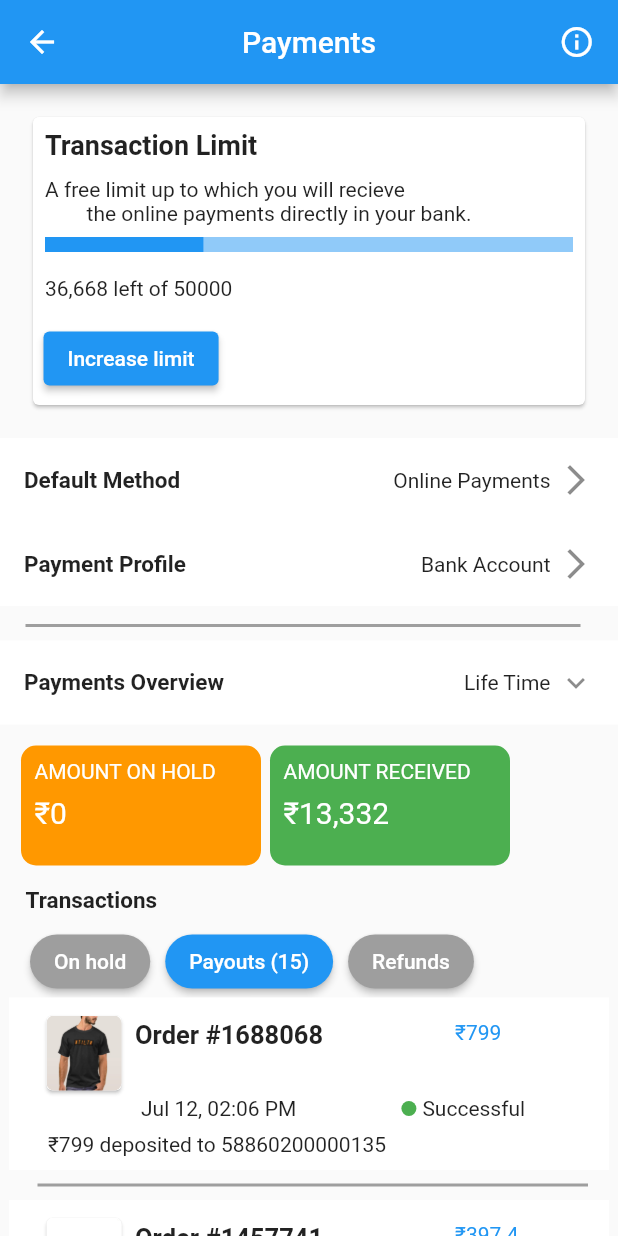
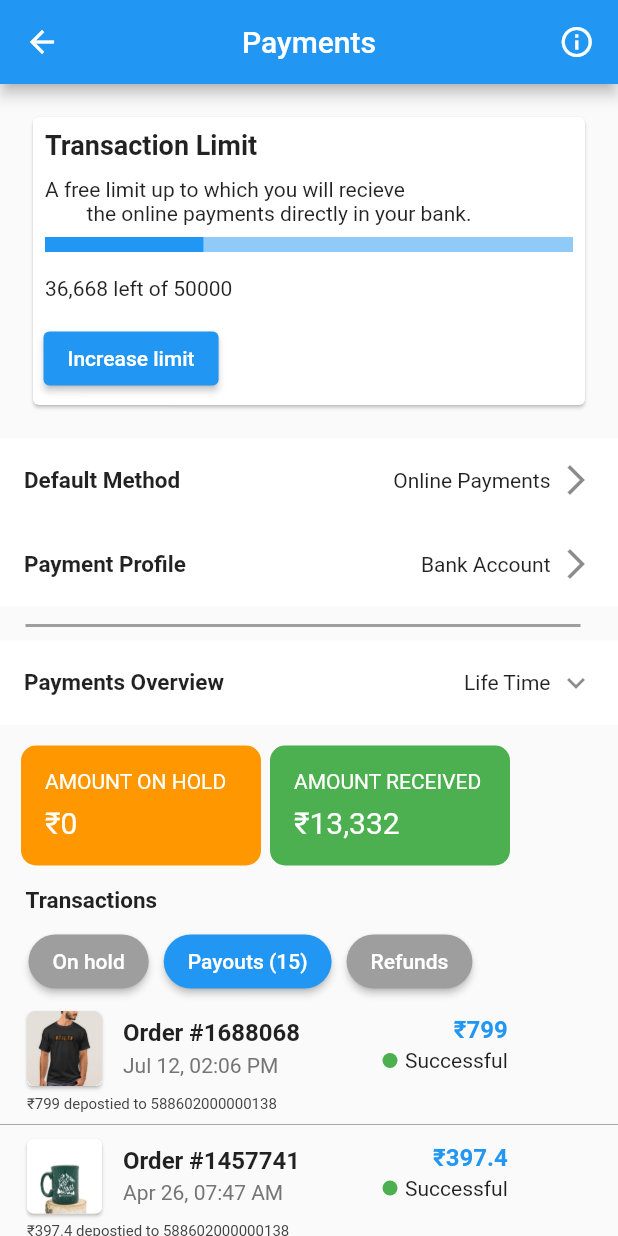
Before and after one commit to karthik324/simple-UI-3, a Flutter app: the screen it shows after launch, on a phone screen of 412 x 824 dp. Run offline on Flutter 3.47's test engine with Material 2 defaults, Android fonts, the phone set to English and light mode, and no system bars.

Commit message:
UI fixed

```diff
--- a/lib/custom_widgets.dart
+++ b/lib/custom_widgets.dart
@@ -39,7 +39,7 @@ class CustomCards extends StatelessWidget {
       height: 80,
       width: 160,
       child: Padding(
-        padding: const EdgeInsets.all(9),
+        padding: const EdgeInsets.all(16),
         child: Column(
           crossAxisAlignment: CrossAxisAlignment.start,
           children: [
@@ -88,90 +88,114 @@ class CustomElevatedButton extends StatelessWidget {
 }
 
 class DisplayTile extends StatelessWidget {
-  String? imageLink;
-  String? orderId;
-  String? amount;
-  String? dateNtime;
+  String orderId;
+  String timeNdate;
+  String amount;
+  String imageLink;
   DisplayTile(
       {Key? key,
       required this.imageLink,
-      this.orderId,
-      this.amount,
-      this.dateNtime})
+      required this.orderId,
+      required this.amount,
+      required this.timeNdate})
       : super(key: key);
 
   @override
   Widget build(BuildContext context) {
-    return Container(
-      width: 400,
-      height: 115,
-      color: Colors.white,
-      child: Padding(
-        padding: const EdgeInsets.only(left: 18),
+    return SizedBox(
+      width: MediaQuery.of(context).size.width,
+      height: 85,
+      child: DecoratedBox(
+        decoration: BoxDecoration(
+            border: Border(bottom: BorderSide(width: .6, color: Colors.grey))),
         child: Column(
+          crossAxisAlignment: CrossAxisAlignment.start,
           children: [
             Row(
-              mainAxisAlignment: MainAxisAlignment.start,
               crossAxisAlignment: CrossAxisAlignment.start,
               children: [
                 Padding(
-                  padding: EdgeInsets.only(top: 8, left: 3),
+                  padding: const EdgeInsets.only(left: 14, top: 5),
                   child: Card(
                     child: ClipRRect(
                       borderRadius: BorderRadius.circular(5),
-                      child: Image.asset('$imageLink',
-                          width: 50, height: 50, fit: BoxFit.fill),
+                      child: Image.asset(
+                        '$imageLink',
+                        width: 50,
+                        height: 50,
+                        fit: BoxFit.fill,
                       ),
                     ),
                   ),
-                Padding(
-                  padding: const EdgeInsets.only(top: 15, left: 5),
-                  child: Text(
-                    orderId!,
-                    style: TextStyle(fontSize: 17, fontWeight: FontWeight.bold),
-                  ),
                 ),
                 SizedBox(
-                  width: 83,
+                  width: 10,
                 ),
-                Padding(
-                  padding: const EdgeInsets.only(top: 15, left: 5),
-                  child: Text(
-                    amount!,
-                    style: TextStyle(color: Colors.blue),
+                Column(
+                  crossAxisAlignment: CrossAxisAlignment.start,
+                  children: [
+                    SizedBox(
+                      height: 14,
                     ),
+                    Text(
+                      "Order #$orderId",
+                      style:
+                          TextStyle(fontSize: 16, fontWeight: FontWeight.bold),
                     ),
+                    SizedBox(
+                      height: 4,
+                    ),
+                    Text(
+                      timeNdate,
+                      style: TextStyle(color: Colors.grey[600]),
+                    )
                   ],
                 ),
-            Row(
-              mainAxisAlignment: MainAxisAlignment.start,
+                SizedBox(
+                  width: 55,
+                ),
+                Column(
+                  crossAxisAlignment: CrossAxisAlignment.end,
                   children: [
-                Padding(
-                  padding: const EdgeInsets.only(left: 70),
-                  child: Text(dateNtime!),
+                    SizedBox(
+                      height: 12,
+                    ),
+                    Text(
+                      "₹$amount",
+                      style: TextStyle(
+                          color: Colors.blue,
+                          fontWeight: FontWeight.w600,
+                          fontSize: 16),
                     ),
                     SizedBox(
-                  width: 70,
+                      height: 3,
                     ),
+                    Row(
+                      children: [
                         CircleAvatar(
                           backgroundColor: Colors.green,
                           radius: 5,
                         ),
                         SizedBox(
-                  width: 4,
+                          width: 5,
                         ),
-                Text('Successful')
+                        Text("Successful")
+                      ],
+                    )
                   ],
                 ),
-            Padding(
-              padding: const EdgeInsets.all(8.0),
-              child: Row(
-                mainAxisAlignment: MainAxisAlignment.start,
-                children: [
-                  Text("$amount deposited to 58860200000135"),
               ],
             ),
+            SizedBox(
+              height: 2,
             ),
+            Padding(
+              padding: const EdgeInsets.only(left: 18),
+              child: Text(
+                "₹$amount depostied to 588602000000138",
+                style: TextStyle(fontSize: 10, color: Colors.grey[800]),
+              ),
+            )
           ],
         ),
       ),
--- a/lib/main.dart
+++ b/lib/main.dart
@@ -143,7 +143,7 @@ class MyApp extends StatelessWidget {
                     ),
                   ),
                   Padding(
-                    padding: const EdgeInsets.only(left: 20, top: 8),
+                    padding: const EdgeInsets.only(left: 19, top: 8),
                     child: Row(
                       children: [
                         CustomElevatedButton(
@@ -162,51 +162,81 @@ class MyApp extends StatelessWidget {
                   ),
                   DisplayTile(
                     imageLink: 'assets/images/image1.jpg',
-                    orderId: 'Order #1688068',
-                    amount: '₹799',
-                    dateNtime: 'Jul 12, 02:06 PM',
-                  ),
-                  const Divider(
-                    thickness: 2,
-                    indent: 25,
-                    endIndent: 20,
-                    color:
-                        Colors.grey, // The color to use when painting the line.
-                    height: 20, // The divider's height extent.
+                    orderId: '1688068',
+                    amount: '799',
+                    timeNdate: 'Jul 12, 02:06 PM',
                   ),
                   DisplayTile(
                     imageLink: 'assets/images/image2.jpg',
-                    orderId: 'Order #1457741',
-                    amount: '₹397.4',
-                    dateNtime: 'Apr 26, 07:47 AM',
-                  ),
-                  const Divider(
-                    thickness: 2,
-                    indent: 25,
-                    endIndent: 20,
-                    color:
-                        Colors.grey, // The color to use when painting the line.
-                    height: 20, // The divider's height extent.
+                    orderId: '1457741',
+                    amount: '397.4',
+                    timeNdate: 'Apr 26, 07:47 AM',
                   ),
                   DisplayTile(
                     imageLink: 'assets/images/image3.jpg',
-                    orderId: 'Order #1408896',
-                    amount: '₹686.42',
-                    dateNtime: 'Apr 11, 10:54 AM',
-                  ),
-                  const Divider(
-                    thickness: 2,
-                    indent: 25,
-                    endIndent: 20,
-                    color:
-                        Colors.grey, // The color to use when painting the line.
-                    height: 20, // The divider's height extent.
+                    orderId: '1408896',
+                    amount: '686.42',
+                    timeNdate: 'Apr 11, 10:54 AM',
                   ),
                   DisplayTile(
                     imageLink: 'assets/images/image4.jpeg',
-                    orderId: 'Order #1369633',
-                    amount: '₹1123.5',
-                    dateNtime: 'Apr 2, 11:29 AM',
+                    orderId: '1369633',
+                    amount: '1123.5',
+                    timeNdate: 'Apr 2, 11:29 AM',
+                  ),
+                  DisplayTile(
+                    imageLink: 'assets/images/image5.jpg',
+                    orderId: '1370125',
+                    amount: '1722.75',
+                    timeNdate: 'Apr 2, 11:29 AM',
+                  ),
+                  DisplayTile(
+                    imageLink: 'assets/images/image6.jpg',
+                    orderId: '1370568',
+                    amount: '884.17',
+                    timeNdate: 'Apr 1, 11:19 AM',
+                  ),
+                  DisplayTile(
+                    imageLink: 'assets/images/image4.jpeg',
+                    orderId: '1359971',
+                    amount: '599.25',
+                    timeNdate: 'Apr 1, 11:19 AM',
+                  ),
+                  DisplayTile(
+                    imageLink: 'assets/images/image7.jpg',
+                    orderId: '1176731',
+                    amount: '524.25',
+                    timeNdate: 'Feb 21, 01:25 PM',
+                  ),
+                  DisplayTile(
+                    imageLink: 'assets/images/image8.jpg',
+                    orderId: '1174245',
+                    amount: '699',
+                    timeNdate: 'Feb 21, 10:21 AM',
+                  ),
+                  DisplayTile(
+                    imageLink: 'assets/images/image9.jpeg',
+                    orderId: '1177731',
+                    amount: '1123.5',
+                    timeNdate: 'Feb 20, 09:54 AM',
+                  ),
+                  DisplayTile(
+                    imageLink: 'assets/images/image4.jpeg',
+                    orderId: '1174282',
+                    amount: '799',
+                    timeNdate: 'Feb 19, 10:47 AM',
+                  ),
+                  DisplayTile(
+                    imageLink: 'assets/images/image5.jpg',
+                    orderId: '1370125',
+                    amount: '524.25',
+                    timeNdate: 'Feb 18, 12:08 PM',
+                  ),
+                  DisplayTile(
+                    imageLink: 'assets/images/image6.jpg',
+                    orderId: '1164892',
+                    amount: '524.25',
+                    timeNdate: 'Feb 13, 07:57 AM',
                   ),
                 ],
               ),
--- a/pubspec.yaml
+++ b/pubspec.yaml
@@ -63,6 +63,12 @@ flutter:
     - assets/images/image2.jpg
     - assets/images/image3.jpg
     - assets/images/image4.jpeg
+    - assets/images/image5.jpg
+    - assets/images/image6.jpg
+    - assets/images/image7.jpg
+    - assets/images/image8.jpg
+    - assets/images/image9.jpeg
+
   # An image asset can refer to one or more resolution-specific "variants", see
   # https://flutter.dev/assets-and-images/#resolution-aware.
 
```
Also changed, not shown: assets/images/image5.jpg (added), assets/images/image6.jpg (added), assets/images/image7.jpg (added), assets/images/image8.jpg (added), assets/images/image9.jpeg (added). Lines whose indentation alone changed are shown as unchanged.
